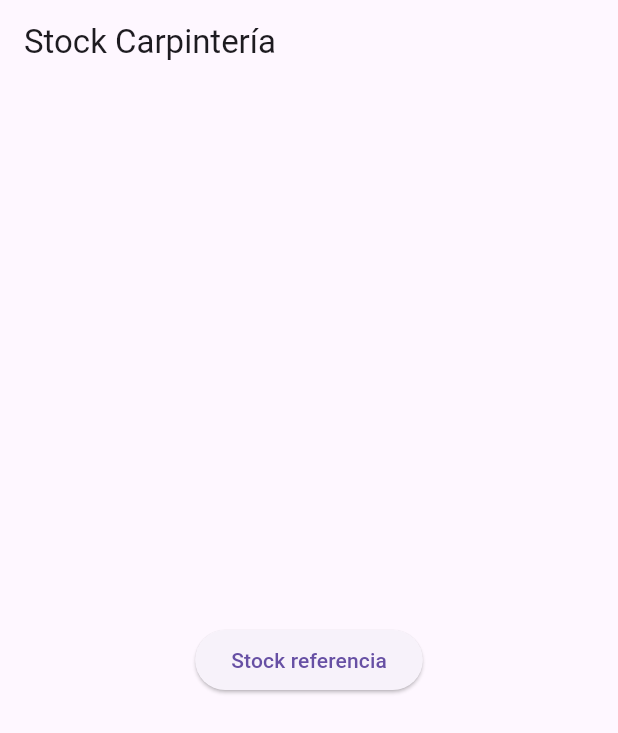
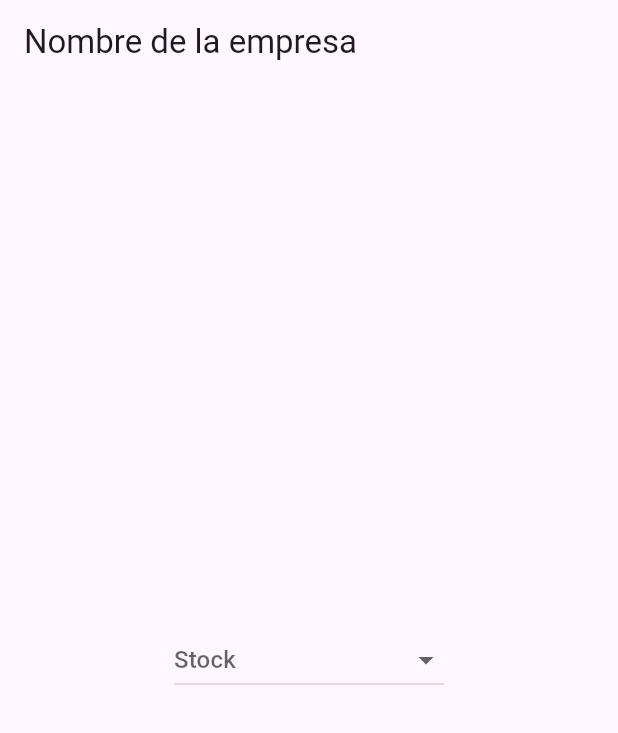
Before and after one commit to RogelioCB/ProyectoStock, a Flutter app: the screen it shows after launch, on a phone screen of 412 x 824 dp. Shown: the top 733 px of the screen. Run offline on Flutter 3.47's test engine with Material 3 defaults, Android fonts, the phone set to English and light mode, and no system bars.

```diff
--- a/flutter_app/lib/main.dart
+++ b/flutter_app/lib/main.dart
@@ -8,48 +8,123 @@ class MyApp extends StatelessWidget {
   @override
   Widget build(BuildContext context) {
     return MaterialApp(
-      title: 'Stock Carpintería',
+      title: 'Nombre de la empresa',
       theme: ThemeData(
         primarySwatch: Colors.blue,
       ),
-      home: PrimeraPantalla(),
+      home: DropdownButtonExample(),
     );
   }
 }
 
-class PrimeraPantalla extends StatelessWidget {
+class DropdownButtonExample extends StatefulWidget {
+  @override
+  _DropdownButtonExampleState createState() => _DropdownButtonExampleState();
+}
+
+class _DropdownButtonExampleState extends State<DropdownButtonExample> {
+  // Lista de opciones para el desplegable
+  final List<String> _opciones = [
+    'Stock producto',
+    'Añadir material',
+    'Registro uso material'
+  ];
+  // Valor seleccionado actualmente
+  String? _opcionSeleccionada;
+
   @override
   Widget build(BuildContext context) {
     return Scaffold(
       appBar: AppBar(
-        title: Text('Stock Carpintería'),
+        title: Text('Nombre de la empresa'),
       ),
       body: Center(
-        child: ElevatedButton(
-          onPressed: () {
-            // Navegar a la segunda pantalla
-            Navigator.push(
-              context,
-              MaterialPageRoute(builder: (context) => SegundaPantalla()),
-            );
-          },
-          child: Text('Stock referencia'),
+        child: Column(
+          mainAxisAlignment: MainAxisAlignment.center,
+          children: [
+            // DropdownButton para la lista desplegable
+            DropdownButton<String>(
+              hint: Text('Stock'),
+              value: _opcionSeleccionada,
+              items: _opciones.map((String opcion) {
+                return DropdownMenuItem<String>(
+                  value: opcion,
+                  child: Text(opcion),
+                );
+              }).toList(),
+              onChanged: (String? nuevaOpcion) {
+                setState(() {
+                  _opcionSeleccionada = nuevaOpcion;
+                });
+                _navegarAPantalla(context, nuevaOpcion);
+              },
+            ),
+          ],
         ),
+      ),
+    );
+  }
+
+  // Función para navegar a la pantalla seleccionada
+  void _navegarAPantalla(BuildContext context, String? opcion) {
+    if (opcion == 'Stock producto') {
+      Navigator.push(
+        context,
+        MaterialPageRoute(builder: (context) => Pantalla1()),
+      );
+    } else if (opcion == 'Añadir material') {
+      Navigator.push(
+        context,
+        MaterialPageRoute(builder: (context) => Pantalla2()),
+      );
+    } else if (opcion == 'Registro uso material') {
+      Navigator.push(
+        context,
+        MaterialPageRoute(builder: (context) => Pantalla3()),
+      );
+    }
+  }
+}
+
+// Pantallas de destino
+class Pantalla1 extends StatelessWidget {
+  @override
+  Widget build(BuildContext context) {
+    return Scaffold(
+      appBar: AppBar(
+        title: Text('Stock producto'),
+      ),
+      body: Center(
+        child: Text('Agregar buscador'),
       ),
     );
   }
 }
 
-class SegundaPantalla extends StatelessWidget {
+class Pantalla2 extends StatelessWidget {
   @override
   Widget build(BuildContext context) {
     return Scaffold(
       appBar: AppBar(
-        title: Text('Buscar producto'),
+        title: Text('Agregar material'),
       ),
       body: Center(
-        child: Text('Buscar producto/EAN'),
+        child: Text('Agregar material'),
       ),
     );
   }
 }
+
+class Pantalla3 extends StatelessWidget {
+  @override
+  Widget build(BuildContext context) {
+    return Scaffold(
+      appBar: AppBar(
+        title: Text('Registro uso material'),
+      ),
+      body: Center(
+        child: Text('Registro uso material'),
+      ),
+    );
+  }
+}
```
